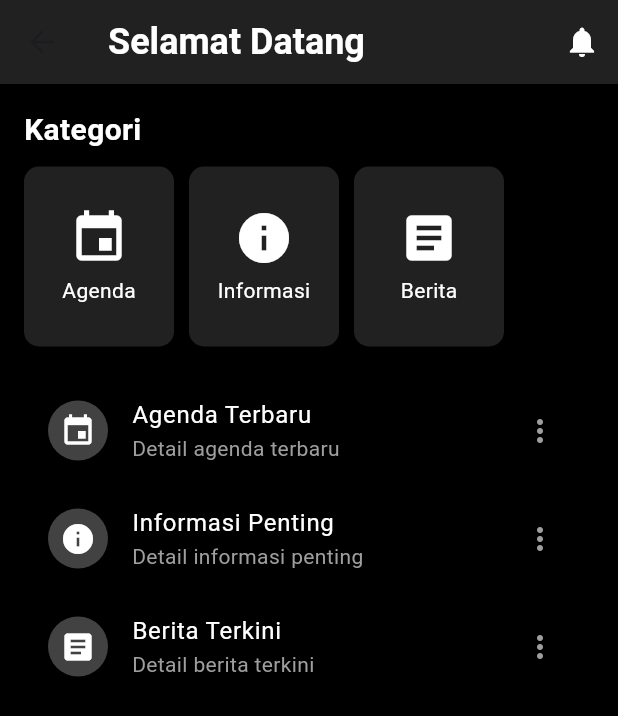
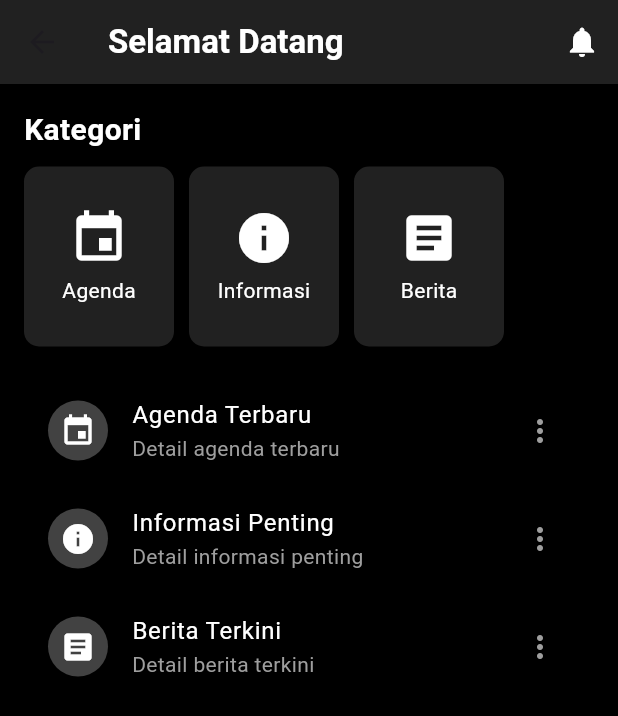
Before and after one commit to NaufalAdityaAkbar/AppDB, a Flutter app: the HomeScreen screen opened directly, on a phone screen of 412 x 824 dp. Shown: the top 716 px of the screen. Run offline on Flutter 3.47's test engine with Material 3 defaults, Android fonts, the phone set to English and light mode, and no system bars; network calls fail.

Commit message:
Initial commit

```diff
--- a/lib/home/home.dart
+++ b/lib/home/home.dart
@@ -53,7 +53,7 @@ class _HomeScreenState extends State<HomeScreen> {
         title: Text(
           'Selamat Datang',
           style: TextStyle(
-            fontSize: 24,
+            // fontSize: 24,   git status
             fontWeight: FontWeight.bold,
             color: Colors.white,
           ),
```
